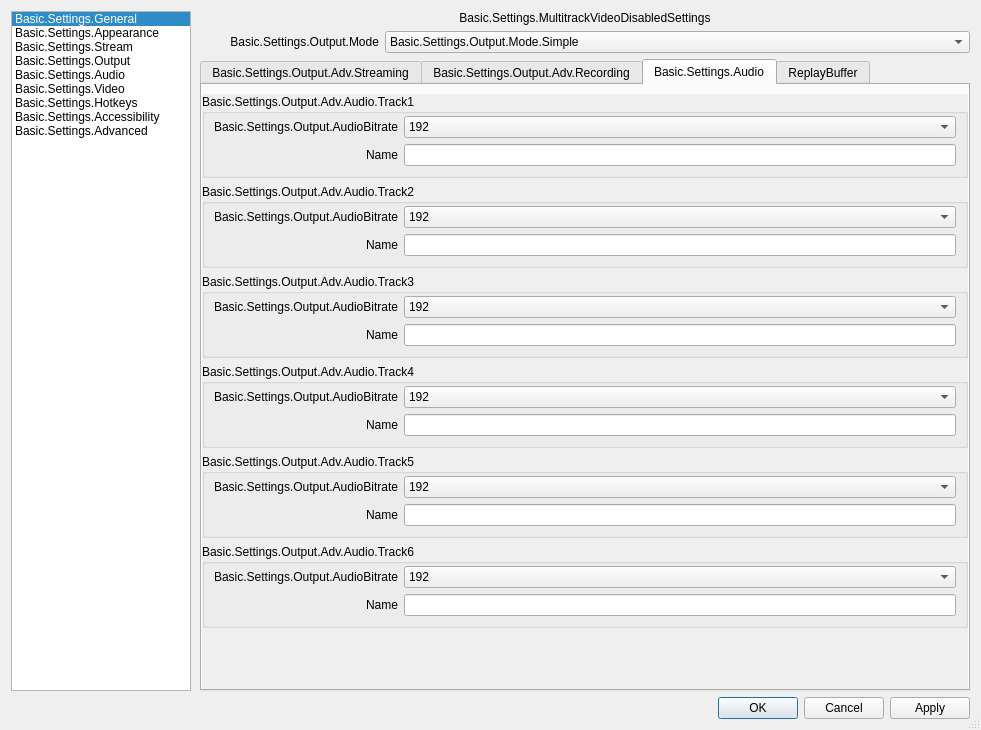
This is frontend/forms/OBSBasicSettings.ui in TheB1gG/obs-studio as Qt 5 draws it before an edit. The edited form follows.
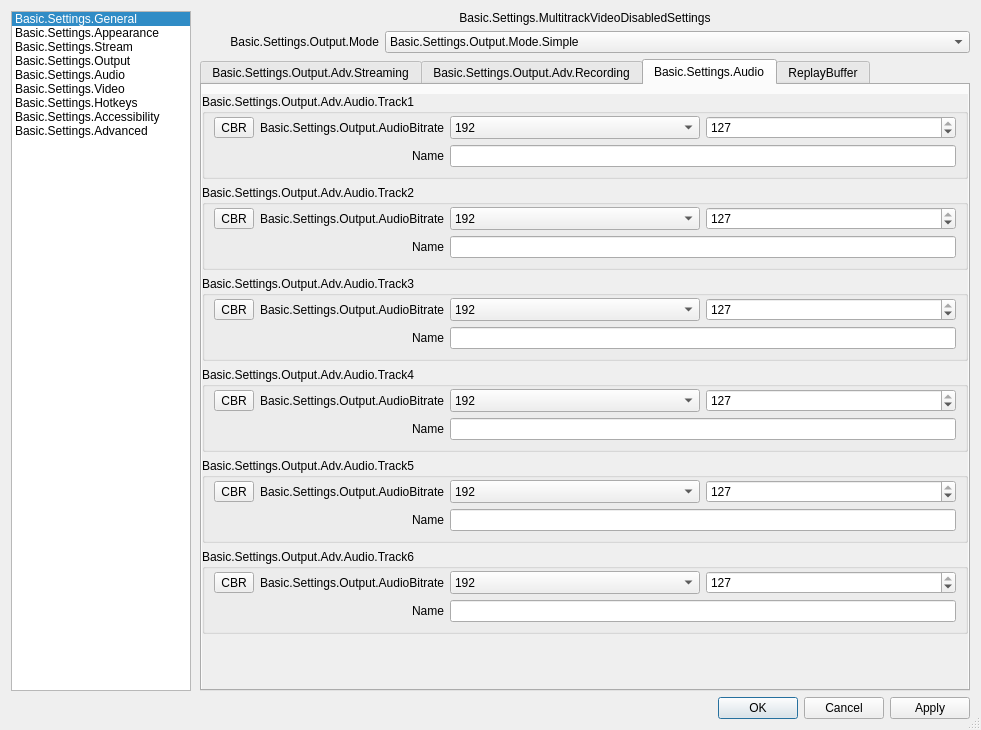
This is the edited form. The open tabs and pages were chosen to show the change. Icons and pictures are not drawn. Custom widgets are drawn as their Qt base class.

Commit message:
feat(frontend): add audio VBR quality setting controls
Add a CBR/VBR mode selector and audio quality target tooltips to the output settings UI. Include en-US strings for simple and advanced audio VBR options so users can configure variable bitrate AAC encoding when CoreAudio AAC is available.

What changed in the file:
```diff
--- a/frontend/forms/OBSBasicSettings.ui
+++ b/frontend/forms/OBSBasicSettings.ui
@@ -4786,6 +4786,21 @@
                                <number>9</number>
                               </property>
                               <item row="0" column="1">
+                               <widget class="QWidget" name="advOutTrack1BitrateFieldWidget" native="false">
+                                <layout class="QHBoxLayout" name="advOutTrack1BitrateFieldLayout">
+                                 <property name="leftMargin">
+                                  <number>0</number>
+                                 </property>
+                                 <property name="topMargin">
+                                  <number>0</number>
+                                 </property>
+                                 <property name="rightMargin">
+                                  <number>0</number>
+                                 </property>
+                                 <property name="bottomMargin">
+                                  <number>0</number>
+                                 </property>
+                                 <item>
                                <widget class="QComboBox" name="advOutTrack1Bitrate">
                                 <property name="sizePolicy">
                                  <sizepolicy hsizetype="Preferred" vsizetype="Preferred">
@@ -4852,6 +4867,22 @@
                                  </property>
                                 </item>
                                </widget>
+                                 </item>
+                                 <item>
+                                  <widget class="QSpinBox" name="advOutTrack1Quality">
+                                   <property name="minimum">
+                                    <number>0</number>
+                                   </property>
+                                   <property name="maximum">
+                                    <number>127</number>
+                                   </property>
+                                   <property name="value">
+                                    <number>127</number>
+                                   </property>
+                                  </widget>
+                                 </item>
+                                </layout>
+                               </widget>
                               </item>
                               <item row="1" column="0">
                                <widget class="QLabel" name="label_55">
@@ -4874,6 +4905,37 @@
                                </widget>
                               </item>
                               <item row="0" column="0">
+                               <widget class="QWidget" name="advOutTrack1BitrateModeWidget" native="false">
+                                <layout class="QHBoxLayout" name="advOutTrack1BitrateModeLayout">
+                                 <property name="leftMargin">
+                                  <number>0</number>
+                                 </property>
+                                 <property name="topMargin">
+                                  <number>0</number>
+                                 </property>
+                                 <property name="rightMargin">
+                                  <number>0</number>
+                                 </property>
+                                 <property name="bottomMargin">
+                                  <number>0</number>
+                                 </property>
+                                 <item>
+                                  <widget class="QToolButton" name="advOutTrack1BitrateMode">
+                                   <property name="text">
+                                    <string>CBR</string>
+                                   </property>
+                                   <property name="checkable">
+                                    <bool>true</bool>
+                                   </property>
+                                   <property name="checked">
+                                    <bool>false</bool>
+                                   </property>
+                                   <property name="toolButtonStyle">
+                                    <enum>Qt::ToolButtonTextOnly</enum>
+                                   </property>
+                                  </widget>
+                                 </item>
+                                 <item>
                                <widget class="QLabel" name="advOutTrack1BitrateLabel">
                                 <property name="minimumSize">
                                  <size>
@@ -4891,6 +4953,9 @@
                                  <cstring>advOutTrack1Bitrate</cstring>
                                 </property>
                                </widget>
+                                 </item>
+                                </layout>
+                               </widget>
                               </item>
                              </layout>
                             </widget>
@@ -4926,6 +4991,37 @@
                                <number>9</number>
                               </property>
                               <item row="0" column="0">
+                               <widget class="QWidget" name="advOutTrack2BitrateModeWidget" native="false">
+                                <layout class="QHBoxLayout" name="advOutTrack2BitrateModeLayout">
+                                 <property name="leftMargin">
+                                  <number>0</number>
+                                 </property>
+                                 <property name="topMargin">
+                                  <number>0</number>
+                                 </property>
+                                 <property name="rightMargin">
+                                  <number>0</number>
+                                 </property>
+                                 <property name="bottomMargin">
+                                  <number>0</number>
+                                 </property>
+                                 <item>
+                                  <widget class="QToolButton" name="advOutTrack2BitrateMode">
+                                   <property name="text">
+                                    <string>CBR</string>
+                                   </property>
+                                   <property name="checkable">
+                                    <bool>true</bool>
+                                   </property>
+                                   <property name="checked">
+                                    <bool>false</bool>
+                                   </property>
+                                   <property name="toolButtonStyle">
+                                    <enum>Qt::ToolButtonTextOnly</enum>
+                                   </property>
+                                  </widget>
+                                 </item>
+                                 <item>
                                <widget class="QLabel" name="advOutTrack2BitrateLabel">
                                 <property name="minimumSize">
                                  <size>
@@ -4943,8 +5039,26 @@
                                  <cstring>advOutTrack2Bitrate</cstring>
                                 </property>
                                </widget>
+                                 </item>
+                                </layout>
+                               </widget>
                               </item>
                               <item row="0" column="1">
+                               <widget class="QWidget" name="advOutTrack2BitrateFieldWidget" native="false">
+                                <layout class="QHBoxLayout" name="advOutTrack2BitrateFieldLayout">
+                                 <property name="leftMargin">
+                                  <number>0</number>
+                                 </property>
+                                 <property name="topMargin">
+                                  <number>0</number>
+                                 </property>
+                                 <property name="rightMargin">
+                                  <number>0</number>
+                                 </property>
+                                 <property name="bottomMargin">
+                                  <number>0</number>
+                                 </property>
+                                 <item>
                                <widget class="QComboBox" name="advOutTrack2Bitrate">
                                 <property name="sizePolicy">
                                  <sizepolicy hsizetype="Preferred" vsizetype="Preferred">
@@ -5011,6 +5125,22 @@
                                  </property>
                                 </item>
                                </widget>
+                                 </item>
+                                 <item>
+                                  <widget class="QSpinBox" name="advOutTrack2Quality">
+                                   <property name="minimum">
+                                    <number>0</number>
+                                   </property>
+                                   <property name="maximum">
+                                    <number>127</number>
+                                   </property>
+                                   <property name="value">
+                                    <number>127</number>
+                                   </property>
+                                  </widget>
+                                 </item>
+                                </layout>
+                               </widget>
                               </item>
                               <item row="1" column="0">
                                <widget class="QLabel" name="label_50">
@@ -5066,6 +5196,37 @@
                                <number>9</number>
                               </property>
                               <item row="0" column="0">
+                               <widget class="QWidget" name="advOutTrack3BitrateModeWidget" native="false">
+                                <layout class="QHBoxLayout" name="advOutTrack3BitrateModeLayout">
+                                 <property name="leftMargin">
+                                  <number>0</number>
+                                 </property>
+                                 <property name="topMargin">
+                                  <number>0</number>
+                                 </property>
+                                 <property name="rightMargin">
+                                  <number>0</number>
+                                 </property>
+                                 <property name="bottomMargin">
+                                  <number>0</number>
+                                 </property>
+                                 <item>
+                                  <widget class="QToolButton" name="advOutTrack3BitrateMode">
+                                   <property name="text">
+                                    <string>CBR</string>
+                                   </property>
+                                   <property name="checkable">
+                                    <bool>true</bool>
+                                   </property>
+                                   <property name="checked">
+                                    <bool>false</bool>
+                                   </property>
+                                   <property name="toolButtonStyle">
+                                    <enum>Qt::ToolButtonTextOnly</enum>
+                                   </property>
+                                  </widget>
+                                 </item>
+                                 <item>
                                <widget class="QLabel" name="advOutTrack3BitrateLabel">
                                 <property name="minimumSize">
                                  <size>
@@ -5083,8 +5244,26 @@
                                  <cstring>advOutTrack3Bitrate</cstring>
                                 </property>
                                </widget>
+                                 </item>
+                                </layout>
+                               </widget>
                               </item>
                               <item row="0" column="1">
+                               <widget class="QWidget" name="advOutTrack3BitrateFieldWidget" native="false">
+                                <layout class="QHBoxLayout" name="advOutTrack3BitrateFieldLayout">
+                                 <property name="leftMargin">
+                                  <number>0</number>
+                                 </property>
+                                 <property name="topMargin">
+                                  <number>0</number>
+                                 </property>
+                                 <property name="rightMargin">
+                                  <number>0</number>
+                                 </property>
+                                 <property name="bottomMargin">
+                                  <number>0</number>
+                                 </property>
+                                 <item>
                                <widget class="QComboBox" name="advOutTrack3Bitrate">
                                 <property name="sizePolicy">
                                  <sizepolicy hsizetype="Preferred" vsizetype="Preferred">
@@ -5151,6 +5330,22 @@
                                  </property>
                                 </item>
                                </widget>
+                                 </item>
+                                 <item>
+                                  <widget class="QSpinBox" name="advOutTrack3Quality">
+                                   <property name="minimum">
+                                    <number>0</number>
+                                   </property>
+                                   <property name="maximum">
+                                    <number>127</number>
+                                   </property>
+                                   <property name="value">
+                                    <number>127</number>
+                                   </property>
+                                  </widget>
+                                 </item>
+                                </layout>
+                               </widget>
                               </item>
                               <item row="1" column="0">
                                <widget class="QLabel" name="label_52">
@@ -5206,6 +5401,37 @@
                                <number>9</number>
                               </property>
                               <item row="0" column="0">
+                               <widget class="QWidget" name="advOutTrack4BitrateModeWidget" native="false">
+                                <layout class="QHBoxLayout" name="advOutTrack4BitrateModeLayout">
+                                 <property name="leftMargin">
+                                  <number>0</number>
+                                 </property>
+                                 <property name="topMargin">
+                                  <number>0</number>
+                                 </property>
+                                 <property name="rightMargin">
+                                  <number>0</number>
+                                 </property>
+                                 <property name="bottomMargin">
+                                  <number>0</number>
+                                 </property>
+                                 <item>
+                                  <widget class="QToolButton" name="advOutTrack4BitrateMode">
+                                   <property name="text">
+                                    <string>CBR</string>
+                                   </property>
+                                   <property name="checkable">
+                                    <bool>true</bool>
+                                   </property>
+                                   <property name="checked">
+                                    <bool>false</bool>
+                                   </property>
+                                   <property name="toolButtonStyle">
+                                    <enum>Qt::ToolButtonTextOnly</enum>
+                                   </property>
+                                  </widget>
+                                 </item>
+                                 <item>
                                <widget class="QLabel" name="advOutTrack4BitrateLabel">
                                 <property name="minimumSize">
                                  <size>
@@ -5223,8 +5449,26 @@
                                  <cstring>advOutTrack4Bitrate</cstring>
                                 </property>
                                </widget>
+                                 </item>
+                                </layout>
+                               </widget>
                               </item>
                               <item row="0" column="1">
+                               <widget class="QWidget" name="advOutTrack4BitrateFieldWidget" native="false">
+                                <layout class="QHBoxLayout" name="advOutTrack4BitrateFieldLayout">
+                                 <property name="leftMargin">
+                                  <number>0</number>
+                                 </property>
+                                 <property name="topMargin">
+                                  <number>0</number>
+                                 </property>
+                                 <property name="rightMargin">
+                                  <number>0</number>
+                                 </property>
+                                 <property name="bottomMargin">
+                                  <number>0</number>
+                                 </property>
+                                 <item>
                                <widget class="QComboBox" name="advOutTrack4Bitrate">
                                 <property name="sizePolicy">
                                  <sizepolicy hsizetype="Preferred" vsizetype="Preferred">
@@ -5291,6 +5535,22 @@
                                  </property>
                                 </item>
                                </widget>
+                                 </item>
+                                 <item>
+                                  <widget class="QSpinBox" name="advOutTrack4Quality">
+                                   <property name="minimum">
+                                    <number>0</number>
+                                   </property>
+                                   <property name="maximum">
+                                    <number>127</number>
+                                   </property>
+                                   <property name="value">
+                                    <number>127</number>
+                                   </property>
+                                  </widget>
+                                 </item>
+                                </layout>
+                               </widget>
                               </item>
                               <item row="1" column="0">
                                <widget class="QLabel" name="label_54">
@@ -5346,6 +5606,37 @@
                                <number>9</number>
                               </property>
                               <item row="0" column="0">
+                               <widget class="QWidget" name="advOutTrack5BitrateModeWidget" native="false">
+                                <layout class="QHBoxLayout" name="advOutTrack5BitrateModeLayout">
+                                 <property name="leftMargin">
+                                  <number>0</number>
+                                 </property>
+                                 <property name="topMargin">
+                                  <number>0</number>
+                                 </property>
+                                 <property name="rightMargin">
+                                  <number>0</number>
+                                 </property>
+                                 <property name="bottomMargin">
+                                  <number>0</number>
+                                 </property>
+                                 <item>
+                                  <widget class="QToolButton" name="advOutTrack5BitrateMode">
+                                   <property name="text">
+                                    <string>CBR</string>
+                                   </property>
+                                   <property name="checkable">
+                                    <bool>true</bool>
+                                   </property>
+                                   <property name="checked">
+                                    <bool>false</bool>
+                                   </property>
+                                   <property name="toolButtonStyle">
+                                    <enum>Qt::ToolButtonTextOnly</enum>
+                                   </property>
+                                  </widget>
+                                 </item>
+                                 <item>
                                <widget class="QLabel" name="advOutTrack5BitrateLabel">
                                 <property name="minimumSize">
                                  <size>
@@ -5363,8 +5654,26 @@
                                  <cstring>advOutTrack5Bitrate</cstring>
                                 </property>
                                </widget>
+                                 </item>
+                                </layout>
+                               </widget>
                               </item>
                               <item row="0" column="1">
+                               <widget class="QWidget" name="advOutTrack5BitrateFieldWidget" native="false">
+                                <layout class="QHBoxLayout" name="advOutTrack5BitrateFieldLayout">
+                                 <property name="leftMargin">
+                                  <number>0</number>
+                                 </property>
+                                 <property name="topMargin">
+                                  <number>0</number>
+                                 </property>
+                                 <property name="rightMargin">
+                                  <number>0</number>
+                                 </property>
+                                 <property name="bottomMargin">
+                                  <number>0</number>
+                                 </property>
+                                 <item>
                                <widget class="QComboBox" name="advOutTrack5Bitrate">
                                 <property name="sizePolicy">
                                  <sizepolicy hsizetype="Preferred" vsizetype="Preferred">
@@ -5431,6 +5740,22 @@
                                  </property>
                                 </item>
                                </widget>
+                                 </item>
+                                 <item>
+                                  <widget class="QSpinBox" name="advOutTrack5Quality">
+                                   <property name="minimum">
+                                    <number>0</number>
+                                   </property>
+                                   <property name="maximum">
+                                    <number>127</number>
+                                   </property>
+                                   <property name="value">
+                                    <number>127</number>
+                                   </property>
+                                  </widget>
+                                 </item>
+                                </layout>
+                               </widget>
                               </item>
                               <item row="1" column="0">
                                <widget class="QLabel" name="label_60">
@@ -5486,6 +5811,37 @@
                                <number>9</number>
                               </property>
                               <item row="0" column="0">
+                               <widget class="QWidget" name="advOutTrack6BitrateModeWidget" native="false">
+                                <layout class="QHBoxLayout" name="advOutTrack6BitrateModeLayout">
+                                 <property name="leftMargin">
+                                  <number>0</number>
+                                 </property>
+                                 <property name="topMargin">
+                                  <number>0</number>
+                                 </property>
+                                 <property name="rightMargin">
+                                  <number>0</number>
+                                 </property>
+                                 <property name="bottomMargin">
+                                  <number>0</number>
+                                 </property>
+                                 <item>
+                                  <widget class="QToolButton" name="advOutTrack6BitrateMode">
+                                   <property name="text">
+                                    <string>CBR</string>
+                                   </property>
+                                   <property name="checkable">
+                                    <bool>true</bool>
+                                   </property>
+                                   <property name="checked">
+                                    <bool>false</bool>
+                                   </property>
+                                   <property name="toolButtonStyle">
+                                    <enum>Qt::ToolButtonTextOnly</enum>
+                                   </property>
+                                  </widget>
+                                 </item>
+                                 <item>
                                <widget class="QLabel" name="advOutTrack6BitrateLabel">
                                 <property name="minimumSize">
                                  <size>
@@ -5503,8 +5859,26 @@
                                  <cstring>advOutTrack6Bitrate</cstring>
                                 </property>
                                </widget>
+                                 </item>
+                                </layout>
+                               </widget>
                               </item>
                               <item row="0" column="1">
+                               <widget class="QWidget" name="advOutTrack6BitrateFieldWidget" native="false">
+                                <layout class="QHBoxLayout" name="advOutTrack6BitrateFieldLayout">
+                                 <property name="leftMargin">
+                                  <number>0</number>
+                                 </property>
+                                 <property name="topMargin">
+                                  <number>0</number>
+                                 </property>
+                                 <property name="rightMargin">
+                                  <number>0</number>
+                                 </property>
+                                 <property name="bottomMargin">
+                                  <number>0</number>
+                                 </property>
+                                 <item>
                                <widget class="QComboBox" name="advOutTrack6Bitrate">
                                 <property name="sizePolicy">
                                  <sizepolicy hsizetype="Preferred" vsizetype="Preferred">
@@ -5571,6 +5945,22 @@
                                  </property>
                                 </item>
                                </widget>
+                                 </item>
+                                 <item>
+                                  <widget class="QSpinBox" name="advOutTrack6Quality">
+                                   <property name="minimum">
+                                    <number>0</number>
+                                   </property>
+                                   <property name="maximum">
+                                    <number>127</number>
+                                   </property>
+                                   <property name="value">
+                                    <number>127</number>
+                                   </property>
+                                  </widget>
+                                 </item>
+                                </layout>
+                               </widget>
                               </item>
                               <item row="1" column="0">
                                <widget class="QLabel" name="label_62">
```
Left out of the diff: 128 changed lines with no effect on the pictures. The commit also changes 8 other files.
